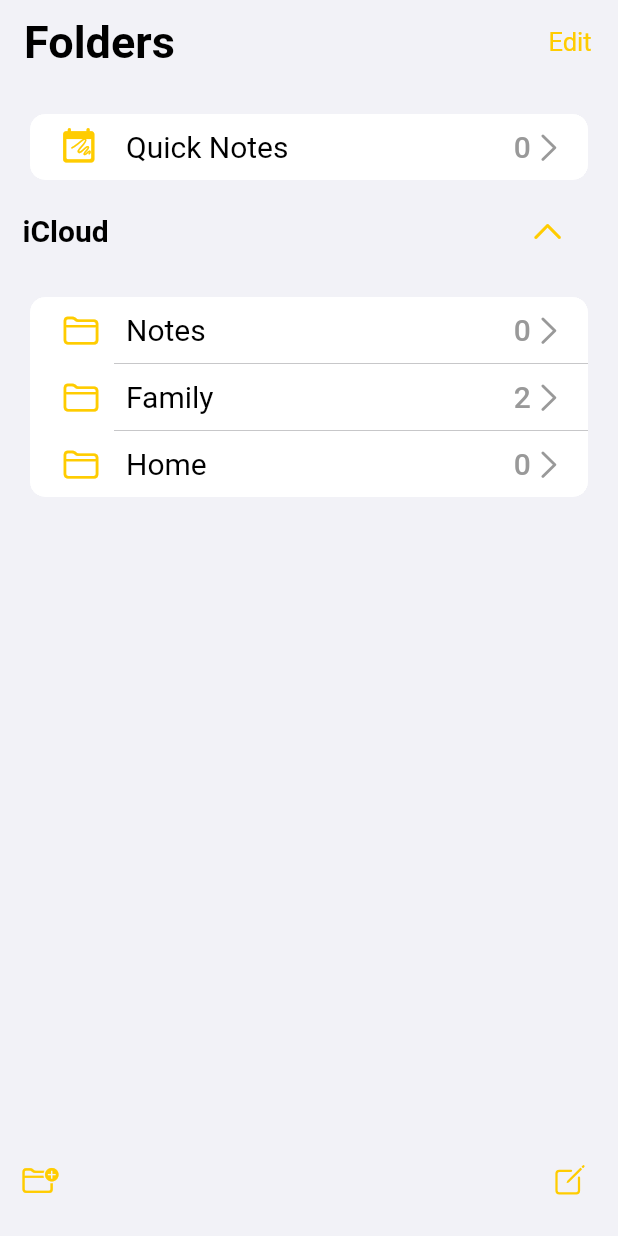
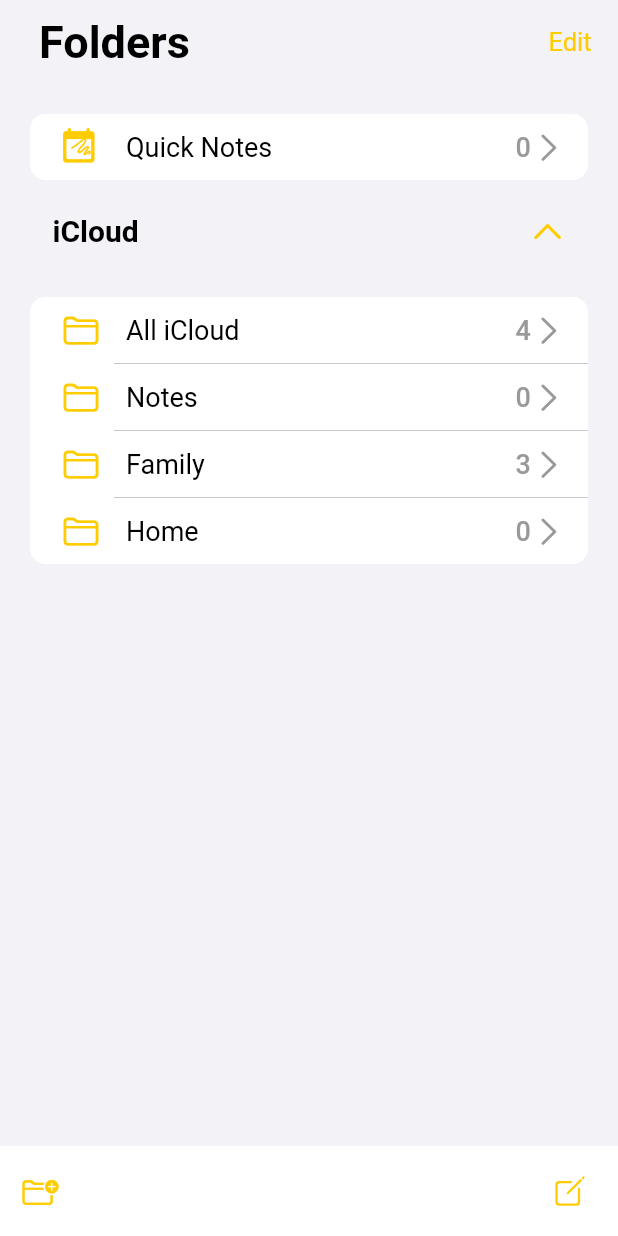
Before and after one commit to arjablc/apple_notes_clone, a Flutter app: the screen it shows after launch, after a tap on "Folders", on a phone screen of 412 x 824 dp. Run offline on Flutter 3.47's test engine with Material 2 defaults, Android fonts, the phone set to English and light mode, and no system bars; our stand-ins replace ionicons.

Commit message:
dark theme implemented.

```diff
--- a/lib/constants/custom_theme.dart
+++ b/lib/constants/custom_theme.dart
@@ -3,7 +3,8 @@ import 'package:flutter/material.dart';
 import 'package:flutter/services.dart';
 
 class CustomTheme {
-  final ThemeData customTheme = ThemeData(
+  final ThemeData customLightTheme = ThemeData(
+    colorScheme: const ColorScheme.light(primaryContainer: Colors.white),
     appBarTheme: AppBarTheme(
       systemOverlayStyle:
           const SystemUiOverlayStyle(statusBarColor: Colors.black),
@@ -22,14 +23,14 @@ class CustomTheme {
     ),
     iconTheme: const IconThemeData(color: CupertinoColors.systemYellow),
     textTheme: const TextTheme(
-      titleSmall: TextStyle(color: CupertinoColors.inactiveGray, fontSize: 20),
+      titleSmall: TextStyle(color: CupertinoColors.inactiveGray, fontSize: 18),
       titleMedium: TextStyle(
           color: CupertinoColors.black,
           fontWeight: FontWeight.normal,
-          fontSize: 20),
+          fontSize: 18),
       titleLarge: TextStyle(
           color: CupertinoColors.black,
-          fontWeight: FontWeight.bold,
+          fontWeight: FontWeight.w600,
           fontSize: 20),
       displaySmall: TextStyle(
           color: CupertinoColors.black,
@@ -37,4 +38,40 @@ class CustomTheme {
           fontSize: 30),
     ),
   );
+  final ThemeData darkThemeData = ThemeData(
+    colorScheme:
+        const ColorScheme.dark(primaryContainer: CupertinoColors.black),
+    appBarTheme: AppBarTheme(
+      systemOverlayStyle:
+          const SystemUiOverlayStyle(statusBarColor: Colors.black),
+      shape: RoundedRectangleBorder(borderRadius: BorderRadius.circular(20)),
+      backgroundColor: Colors.transparent,
+      elevation: 0,
+    ),
+    primarySwatch: Colors.yellow,
+    scaffoldBackgroundColor: CupertinoColors.black,
+    textButtonTheme: TextButtonThemeData(
+      style: TextButton.styleFrom(
+        textStyle: const TextStyle(fontSize: 17),
+        foregroundColor: CupertinoColors.systemYellow,
+        padding: const EdgeInsets.symmetric(horizontal: 10, vertical: 5),
+      ),
+    ),
+    iconTheme: const IconThemeData(color: CupertinoColors.systemYellow),
+    textTheme: const TextTheme(
+      titleSmall: TextStyle(color: CupertinoColors.inactiveGray, fontSize: 18),
+      titleMedium: TextStyle(
+          color: CupertinoColors.white,
+          fontWeight: FontWeight.normal,
+          fontSize: 18),
+      titleLarge: TextStyle(
+          color: CupertinoColors.white,
+          fontWeight: FontWeight.w600,
+          fontSize: 20),
+      displaySmall: TextStyle(
+          color: CupertinoColors.white,
+          fontWeight: FontWeight.w700,
+          fontSize: 30),
+    ),
+  );
 }
--- a/lib/main.dart
+++ b/lib/main.dart
@@ -30,7 +30,9 @@ class MyApp extends StatelessWidget {
               ),
           "/folder-page": (context) => const FoldersPage()
         },
-        theme: customTheme.customTheme,
+        theme: customTheme.customLightTheme,
+        darkTheme: customTheme.darkThemeData,
+        themeMode: ThemeMode.system,
         debugShowCheckedModeBanner: false,
       ),
     );
--- a/lib/models/folders_provider.dart
+++ b/lib/models/folders_provider.dart
@@ -1,4 +1,5 @@
 import 'package:flutter/cupertino.dart';
+import 'package:flutter/rendering.dart';
 
 import 'notes_provider.dart';
 
@@ -15,12 +16,13 @@ class FolderDataProvider with ChangeNotifier {
     //Some of the notes here are provided
     //hardcoded folderId for demonstration
     //purposes
-    //However, the Notes folder will always be there
-    // !Hence in Production these values except the Notes folder
-    // !must be removed
+    //However, the Notes folder and the all icloud will always be there
+    // ! Hence, in Production these values except the Notes folder
+    // ! must be removed
+    Folder(folderName: "All iCloud", id: "all-icloud"),
     Folder(folderName: "Notes", id: "notes"),
     Folder(folderName: "Family", id: "family"),
-    Folder(folderName: "Home", id: "home")
+    Folder(folderName: "Home", id: "home"),
   ];
 
   //for quick notes
@@ -58,8 +60,10 @@ class FolderDataProvider with ChangeNotifier {
 
   //update folder note count
   int updateFolderNotecount(List<Notes> noteList, String folderId) {
+    switch (folderId) {
+      case ("quicknotes"):
+        {
           int i = 0, j = 0;
-    if (folderId == "quicknotes") {
           for (i; i < noteList.length; i++) {
             if (noteList[i].folderId == folderId) {
               j++;
@@ -67,8 +71,15 @@ class FolderDataProvider with ChangeNotifier {
           }
           return j;
         }
-    i = 0;
-    j = 0;
+      case ("all-icloud"):
+        {
+          return noteList.length;
+        }
+
+      default:
+        {
+          int i = 0;
+          int j = 0;
           for (i; i < noteList.length; i++) {
             if (noteList[i].folderId == folderId) {
               j++;
@@ -77,3 +88,10 @@ class FolderDataProvider with ChangeNotifier {
           return j;
         }
     }
+  }
+
+  //getting the folder by id
+  Folder getFolderById(String folderId) {
+    return _list.firstWhere((element) => element.id == folderId);
+  }
+}
--- a/lib/models/notes_provider.dart
+++ b/lib/models/notes_provider.dart
@@ -4,36 +4,45 @@ class Notes {
   final String id = UniqueKey().toString();
   final String content;
   final String folderId;
-  final DateTime timeOfCreation;
+  DateTime timeOfCreation = DateTime.now();
 
   Notes({
     required this.content,
     required this.folderId,
-    required this.timeOfCreation,
   });
 
 //Since the title of a note is not passed in the ios notes app
 //rather it is first parts of the note
 //we are going to generate the title ourselves
   String get generateNoteTitle {
-    String title = '';
-    List tempList = content.split(' ');
-    tempList.map((e) => title = title + e);
-    return title;
+    int maxTitleCharacters = 100;
+    if (content.length < 100) {
+      return content;
+    }
+    return content.substring(0, maxTitleCharacters);
   }
 }
 
 class NotesDataProvider with ChangeNotifier {
   final List<Notes> _list = [
     Notes(
-        content: "some content",
-        folderId: "quicknote",
-        timeOfCreation: DateTime.now()),
-    Notes(content: "adsfa", folderId: "family", timeOfCreation: DateTime.now()),
+      content: "some content",
+      folderId: "quicknote",
+    ),
     Notes(
-        content: "Hello darkness My old friend",
-        folderId: "family",
-        timeOfCreation: DateTime.now())
+      content: "adsfa",
+      folderId: "family",
+    ),
+    Notes(
+      content:
+          "Hello darkness My old friend I have come to meet you once again and here I am that you don't know ",
+      folderId: "family",
+    ),
+    Notes(
+      content:
+          "lfasdjklfjasdfl;ajsdlf asdlkfjasdpofias jdfaldjfkal;sdfj asdfkj adsfpoasdfl;kj",
+      folderId: "family",
+    ),
   ];
   List<Notes> get notesList => [..._list];
 
--- a/lib/pages/edit_and_view_page.dart
+++ b/lib/pages/edit_and_view_page.dart
@@ -1,15 +1,21 @@
+import 'package:apple_notes_clone/widgets/custom_back_button.dart';
 import 'package:flutter/material.dart';
 
 class EditViewPage extends StatelessWidget {
   const EditViewPage({super.key});
 
+  void navigateBack(BuildContext context) {
+    Navigator.of(context).pop();
+  }
+
   @override
   Widget build(BuildContext context) {
-    return  Scaffold(
-appBar: AppBar(
-  leading:
-  leadingWidth: 100,
-),
+    return Scaffold(
+      appBar: AppBar(
+        leading:
+            CustomBackButton(text: "Notes", navigationFunction: navigateBack),
+        leadingWidth: 100,
+      ),
     );
   }
 }
--- a/lib/pages/folders_page.dart
+++ b/lib/pages/folders_page.dart
@@ -34,9 +34,12 @@ class _FoldersPageState extends State<FoldersPage> {
                   }),
               child: Text(isEditMode ? "Done" : "Edit"))
         ],
-        title: Text(
-          "Folders",
-          style: Theme.of(context).textTheme.displaySmall,
+        title: Padding(
+          padding: const EdgeInsets.all(10.0),
+          child: Text(
+            "Folders",
+            style: Theme.of(context).textTheme.displaySmall,
+          ),
         ),
       ),
       body: Stack(
@@ -44,6 +47,8 @@ class _FoldersPageState extends State<FoldersPage> {
           SizedBox(
             height: MediaQuery.of(context).size.height * 0.85,
             child: ListView(
+              primary: false,
+              physics: const BouncingScrollPhysics(),
               children: [
                 //* Quick Notes section
                 Consumer<FolderDataProvider>(builder: (context, value, child) {
@@ -65,9 +70,12 @@ class _FoldersPageState extends State<FoldersPage> {
                   child: Row(
                     mainAxisAlignment: MainAxisAlignment.spaceBetween,
                     children: [
-                      Text(
-                        "iCloud",
-                        style: Theme.of(context).textTheme.titleLarge,
+                      Padding(
+                        padding: const EdgeInsets.symmetric(horizontal: 20.0),
+                        child: Text(
+                          "iCloud",
+                          style: Theme.of(context).textTheme.titleLarge,
+                        ),
                       ),
                       //* dropdown toggler
                       TextButton(
--- a/lib/pages/notes_page.dart
+++ b/lib/pages/notes_page.dart
@@ -1,8 +1,12 @@
-import 'package:apple_notes_clone/models/notes_provider.dart';
-import 'package:apple_notes_clone/pages/folders_page.dart';
 import 'package:flutter/cupertino.dart';
 import 'package:flutter/material.dart';
 import 'package:provider/provider.dart';
+
+import 'package:apple_notes_clone/models/folders_provider.dart';
+import 'package:apple_notes_clone/models/notes_provider.dart';
+import 'package:apple_notes_clone/pages/folders_page.dart';
+
+import '../widgets/custom_back_button.dart';
 
 class NotesPage extends StatelessWidget {
   const NotesPage({
@@ -12,36 +16,66 @@ class NotesPage extends StatelessWidget {
   static const routeName = "/notes-pate";
   final String folderId;
 
+  void navigateBack(BuildContext context) {
+    Navigator.of(context).pushAndRemoveUntil(
+        CupertinoPageRoute(builder: (context) => const FoldersPage()),
+        ModalRoute.withName(FoldersPage.routeName));
+  }
+
   @override
   Widget build(BuildContext context) {
-    //a variable to store the number of notes in a folder along with their
-    //notes Id;
-
     return Scaffold(
       appBar: AppBar(
         leadingWidth: 150,
-        leading: CustomBackButton(),
+        leading: CustomBackButton(
+          text: "Folders",
+          navigationFunction: navigateBack,
+        ),
       ),
       body: Padding(
-        padding: const EdgeInsets.all(15.0),
-        child: Column(
+        padding: const EdgeInsets.symmetric(horizontal: 15.0, vertical: 10),
+        child: ListView(
+          physics: const BouncingScrollPhysics(),
           children: [
+            Consumer<FolderDataProvider>(builder: (context, value, child) {
+              final currentFolder = folderId == "quicknotes"
+                  ? value.quickNote
+                  : value.getFolderById(folderId);
+              return Text(
+                currentFolder.folderName,
+                textAlign: TextAlign.left,
+                style: Theme.of(context).textTheme.displaySmall,
+              );
+            }),
+            const SizedBox(
+              height: 10,
+            ),
             CupertinoSearchTextField(
-              borderRadius: BorderRadius.circular(20),
+              borderRadius: BorderRadius.circular(10),
             ),
             Consumer<NotesDataProvider>(builder: (context, value, child) {
               List<Notes> folderedNotesList = value.getFolderedNoets(folderId);
-              return (folderedNotesList.isEmpty)
+              return (folderId != "all-icloud" && folderedNotesList.isEmpty)
                   ? const Center(
                       child: Text("No Notes"),
                     )
                   : CupertinoListSection.insetGrouped(
-                      children: List.generate(
-                          folderedNotesList.length,
-                          (index) => CupertinoListTile(
-                                title: Text(
-                                    folderedNotesList[index].generateNoteTitle),
-                              )),
+                      margin: const EdgeInsets.only(top: 15, bottom: 10),
+                      children: folderId == "all-icloud"
+                          ? List.generate(
+                              value.notesList.length,
+                              (index) => NotesListTiles(
+                                  title:
+                                      value.notesList[index].generateNoteTitle,
+                                  subtitle: value.notesList[index].content))
+                          : List.generate(
+                              folderedNotesList.length,
+                              (index) => NotesListTiles(
+                                title:
+                                    folderedNotesList[index].generateNoteTitle,
+                                subtitle: folderedNotesList[index].content,
+                              ),
+                            ),
                     );
             })
           ],
@@ -51,37 +85,30 @@ class NotesPage extends StatelessWidget {
   }
 }
 
-class CustomBackButton extends StatelessWidget {
-  const CustomBackButton({
-    super.key,
-  });
+class NotesListTiles extends StatelessWidget {
+  const NotesListTiles({
+    Key? key,
+    required this.title,
+    required this.subtitle,
+  }) : super(key: key);
+
+  final String title;
+  final String subtitle;
 
   @override
   Widget build(BuildContext context) {
-    return Padding(
-      padding: const EdgeInsets.symmetric(horizontal: 15.0),
-      child: GestureDetector(
-        //Push and remove until used to empty the navigation stack upto the folder part
-        onTap: () => Navigator.of(context).pushAndRemoveUntil(
-            CupertinoPageRoute(builder: (context) => const FoldersPage()),
-            ModalRoute.withName("/folder-page")),
-        child: Row(
-          mainAxisAlignment: MainAxisAlignment.start,
-          children: [
-            const Icon(
-              CupertinoIcons.left_chevron,
-              color: CupertinoColors.systemYellow,
-            ),
-            Text(
-              "Folders",
-              maxLines: 1,
-              style: Theme.of(context)
-                  .textTheme
-                  .titleMedium!
-                  .copyWith(color: CupertinoColors.systemYellow, fontSize: 17),
-            ),
-          ],
-        ),
+    return CupertinoListTile(
+      padding: const EdgeInsets.symmetric(vertical: 5, horizontal: 10),
+      title: Text(
+        title,
+        overflow: TextOverflow.ellipsis,
+        style: Theme.of(context).textTheme.titleLarge!.copyWith(fontSize: 18),
+      ),
+      subtitle: Text(
+        subtitle,
+        maxLines: 1,
+        overflow: TextOverflow.fade,
+        style: Theme.of(context).textTheme.titleSmall!.copyWith(fontSize: 15),
       ),
     );
   }
--- /dev/null
+++ b/lib/widgets/custom_back_button.dart
@@ -0,0 +1,41 @@
+import 'package:flutter/cupertino.dart';
+import 'package:flutter/material.dart';
+
+class CustomBackButton extends StatelessWidget {
+  const CustomBackButton({
+    Key? key,
+    required this.text,
+    required this.navigationFunction,
+  }) : super(key: key);
+  final String text;
+
+  final Function navigationFunction;
+
+  @override
+  Widget build(BuildContext context) {
+    return Padding(
+      padding: const EdgeInsets.symmetric(horizontal: 15.0),
+      child: GestureDetector(
+        //Push and remove until used to empty the navigation stack upto the folder part
+        onTap: () => navigationFunction(context),
+        child: Row(
+          mainAxisAlignment: MainAxisAlignment.start,
+          children: [
+            const Icon(
+              CupertinoIcons.left_chevron,
+              color: CupertinoColors.systemYellow,
+            ),
+            Text(
+              text,
+              maxLines: 1,
+              style: Theme.of(context)
+                  .textTheme
+                  .titleMedium!
+                  .copyWith(color: CupertinoColors.systemYellow, fontSize: 17),
+            ),
+          ],
+        ),
+      ),
+    );
+  }
+}
--- a/lib/widgets/folder_page_bottom_bar.dart
+++ b/lib/widgets/folder_page_bottom_bar.dart
@@ -10,8 +10,8 @@ class FoldersPageBottomBar extends StatelessWidget {
   @override
   Widget build(BuildContext context) {
     return Container(
-      height: 75,
-      color: CupertinoColors.systemGroupedBackground,
+      height: 60,
+      color: Theme.of(context).colorScheme.primaryContainer,
       child: Padding(
         padding: const EdgeInsets.only(left: 15.0),
         child:
--- a/pubspec.yaml
+++ b/pubspec.yaml
@@ -31,6 +31,7 @@ dependencies:
   cupertino_icons: ^1.0.2
   flutter:
     sdk: flutter
+  intl: ^0.18.1
   ionicons: ^0.2.2
   provider: ^6.0.5
 
```
Also changed, not shown: pubspec.lock. Lines whose indentation alone changed are shown as unchanged.
